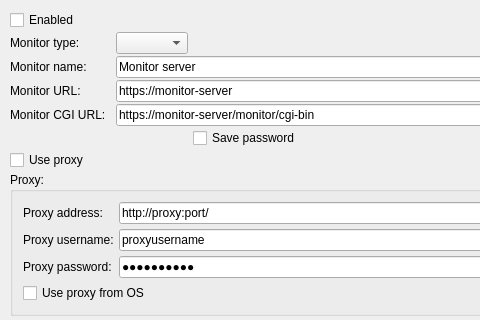
This is Nagstamon/resources/qui/settings_server.ui in manuelbolzoni/SMHstamon as Qt 5 draws it before an edit; both pictures show x 0 to 480 and y 0 to 320 of the 659 by 1231 pixel window. The edited form follows.
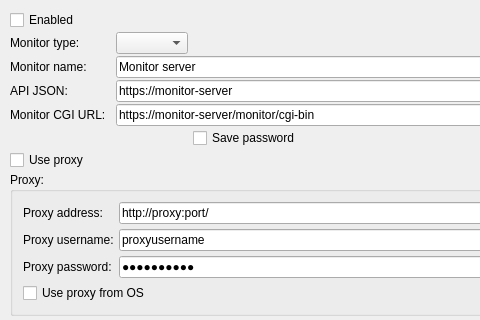
This is the edited form.

Commit message: modify server form labels

```diff
--- a/Nagstamon/resources/qui/settings_server.ui
+++ b/Nagstamon/resources/qui/settings_server.ui
@@ -217,7 +217,7 @@
       </sizepolicy>
      </property>
      <property name="text">
-      <string>Monitor URL:</string>
+      <string>API JSON:</string>
      </property>
     </widget>
    </item>
```
